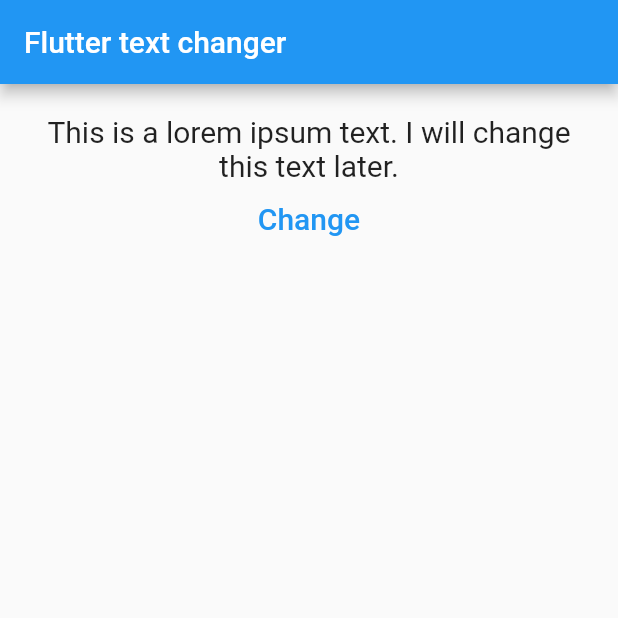
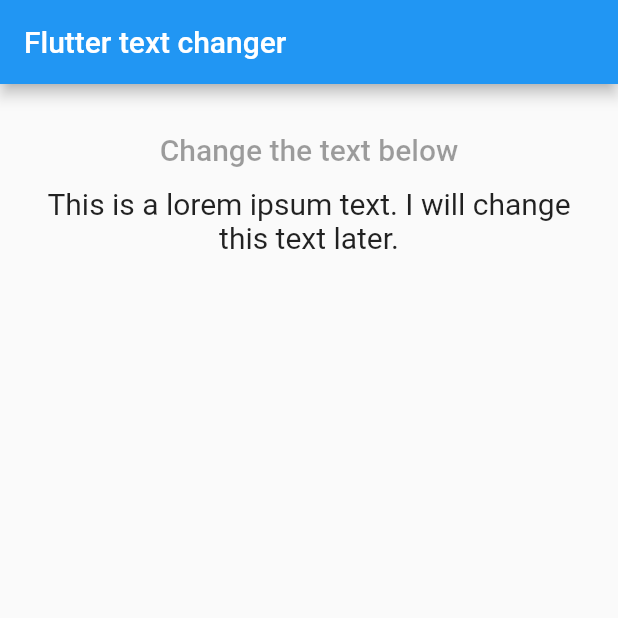
Before and after one commit to Charizard17/flutter_widget_test_repo, a Flutter app: the screen it shows after launch, on a phone screen of 412 x 824 dp, the top half of it. Run offline on Flutter 3.47's test engine with Material 2 defaults, Android fonts, the phone set to English and light mode, and no system bars.

Commit message:
text_control and text dart files created

```diff
--- a/lib/main.dart
+++ b/lib/main.dart
@@ -4,6 +4,8 @@
 // 3) Split the app into three widgets: App, TextControl & Text
 
 import 'package:flutter/material.dart';
+
+import './text_control.dart';
 
 void main() => runApp(MyApp());
 
@@ -12,9 +14,7 @@ class MyApp extends StatefulWidget {
   _MyAppState createState() => _MyAppState();
 }
 
-
 class _MyAppState extends State<MyApp> {
-
   int initialIndex = 0;
   void changeText() {
     setState(() {
@@ -31,7 +31,6 @@ class _MyAppState extends State<MyApp> {
     return textttt;
   }
 
-
   @override
   Widget build(BuildContext context) {
     return MaterialApp(
@@ -40,23 +39,20 @@ class _MyAppState extends State<MyApp> {
         appBar: AppBar(
           title: Text('Flutter text changer'),
         ),
-        body: Padding(
+        body: SizedBox(
+          width: double.infinity,
+          child: Padding(
             padding: const EdgeInsets.all(20.0),
             child: Column(
               children: [
+                TextControl(),
                 Text(
                   showingText,
                   style: TextStyle(fontSize: 20),
                   textAlign: TextAlign.center,
                 ),
-              TextButton(
-                onPressed: changeText,
-                child: Text(
-                  'Change',
-                  style: TextStyle(fontSize: 20),
+              ],
             ),
-              ),
-            ],
           ),
         ),
       ),
--- /dev/null
+++ b/lib/text.dart
@@ -0,0 +1,17 @@
+import 'package:flutter/material.dart';
+
+
+class Text extends StatefulWidget {
+
+  @override
+  _TextState createState() => _TextState();
+}
+
+class _TextState extends State<Text> {
+  @override
+  Widget build(BuildContext context) {
+    return Container(
+
+    );
+  }
+}
--- /dev/null
+++ b/lib/text_control.dart
@@ -0,0 +1,16 @@
+import 'package:flutter/material.dart';
+
+class TextControl extends StatelessWidget {
+  @override
+  Widget build(BuildContext context) {
+    return TextButton(
+      onPressed: null,
+      child: Text(
+        'Change the text below',
+        style: TextStyle(
+          fontSize: 20,
+        ),
+      ),
+    );
+  }
+}
```
Lines whose indentation alone changed are shown as unchanged.
